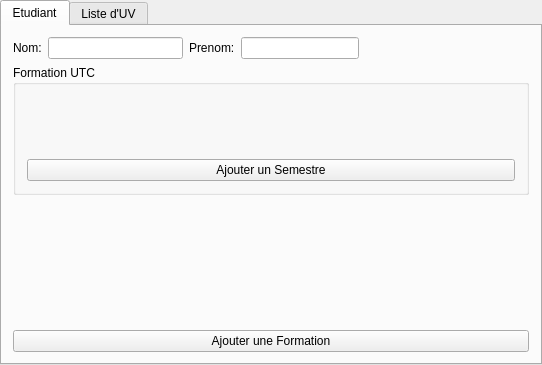
Above: src/view/mainwindow.ui from V1rgul/UT-profiler before the change. Below: the same form after it.
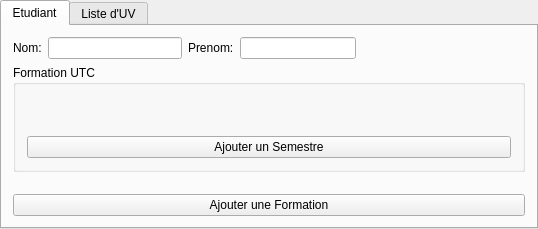
That is the form after the change.

What changed in the file:
```diff
--- a/src/view/mainwindow.ui
+++ b/src/view/mainwindow.ui
@@ -6,8 +6,8 @@
    <rect>
     <x>0</x>
     <y>0</y>
-    <width>542</width>
-    <height>365</height>
+    <width>538</width>
+    <height>229</height>
    </rect>
   </property>
   <property name="windowTitle">
@@ -122,10 +122,13 @@
           <property name="orientation">
            <enum>Qt::Vertical</enum>
           </property>
+          <property name="sizeType">
+           <enum>QSizePolicy::MinimumExpanding</enum>
+          </property>
           <property name="sizeHint" stdset="0">
            <size>
             <width>20</width>
-            <height>40</height>
+            <height>15</height>
            </size>
           </property>
          </spacer>
```
Left out of the diff: 8 changed lines with no effect on the pictures.
